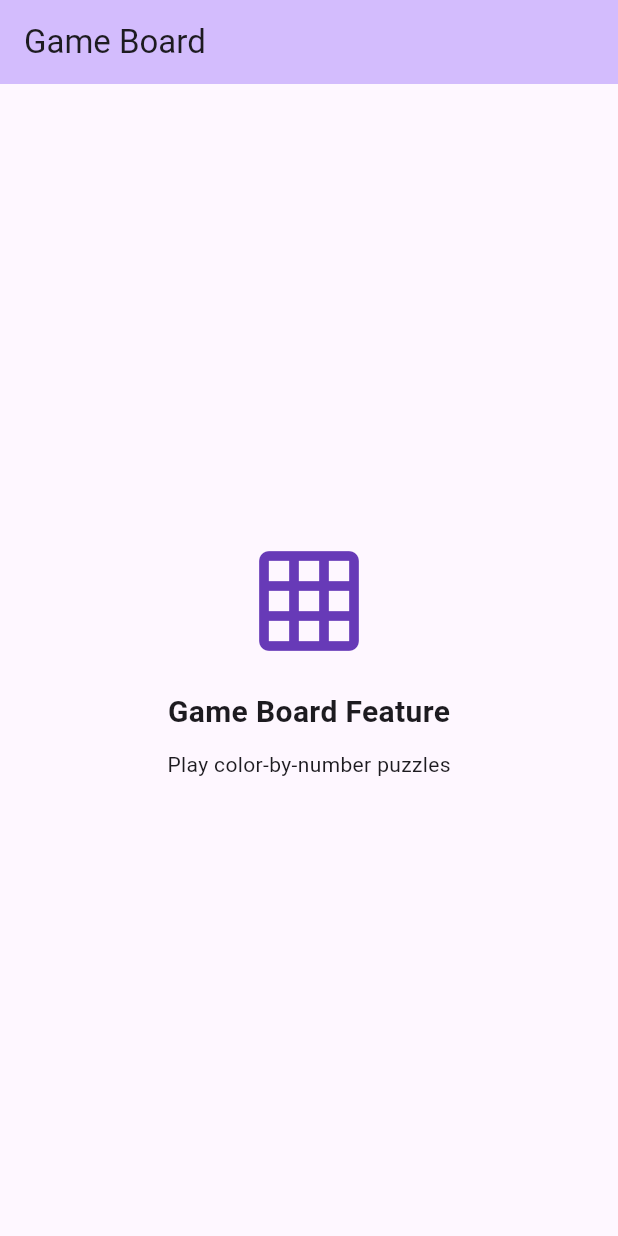
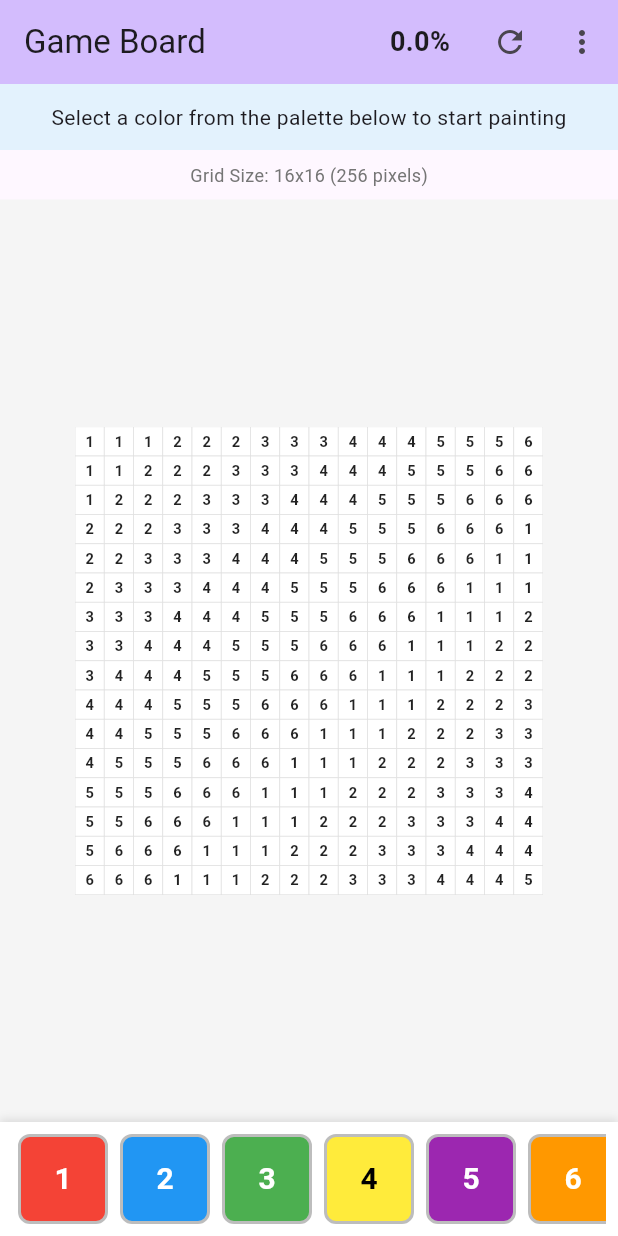
Before and after one commit to ConjureGanja/pixelart-color-by-number, a Flutter app: the GameBoardScreen screen opened by its route, on a phone screen of 412 x 824 dp. Run offline on Flutter 3.47's test engine with Material 3 defaults, Android fonts, the phone set to English and light mode, and no system bars; our stand-ins replace flutter_riverpod, go_router, hive_flutter; accounts and stored records are empty.

Commit message:
Implement game_board feature with CustomPainter for high-performance rendering
Co-authored-by: ConjureGanja <65173664+ConjureGanja@users.noreply.github.com>

```diff
--- a/lib/main.dart
+++ b/lib/main.dart
@@ -2,6 +2,7 @@ import 'package:flutter/material.dart';
 import 'package:flutter_riverpod/flutter_riverpod.dart';
 import 'package:go_router/go_router.dart';
 import 'package:hive_flutter/hive_flutter.dart';
+import 'src/features/game_board/game_board.dart';
 
 void main() async {
   WidgetsFlutterBinding.ensureInitialized();
@@ -155,38 +156,7 @@ class AiGenerationScreen extends StatelessWidget {
   }
 }
 
-class GameBoardScreen extends StatelessWidget {
-  const GameBoardScreen({super.key});
-
-  @override
-  Widget build(BuildContext context) {
-    return Scaffold(
-      appBar: AppBar(
-        title: const Text('Game Board'),
-        backgroundColor: Theme.of(context).colorScheme.inversePrimary,
-      ),
-      body: const Center(
-        child: Column(
-          mainAxisAlignment: MainAxisAlignment.center,
-          children: [
-            Icon(
-              Icons.grid_on,
-              size: 80,
-              color: Colors.deepPurple,
-            ),
-            SizedBox(height: 20),
-            Text(
-              'Game Board Feature',
-              style: TextStyle(fontSize: 20, fontWeight: FontWeight.bold),
-            ),
-            SizedBox(height: 10),
-            Text('Play color-by-number puzzles'),
-          ],
-        ),
-      ),
-    );
-  }
-}
+// GameBoardScreen is now imported from game_board feature
 
 class GalleryScreen extends StatelessWidget {
   const GalleryScreen({super.key});
--- /dev/null
+++ b/lib/src/features/game_board/models/pixel_art_data.dart
@@ -0,0 +1,109 @@
+import 'package:flutter/material.dart';
+
+/// Data model for pixel art color-by-number puzzle
+/// Optimized for performance with large grids (up to 256x256)
+class PixelArtData {
+  /// Width of the pixel grid
+  final int width;
+
+  /// Height of the pixel grid
+  final int height;
+
+  /// Target color for each pixel (the solution)
+  /// Index: y * width + x
+  final List<Color> pixelColors;
+
+  /// Current colors filled in by the user
+  /// Index: y * width + x
+  /// null means unfilled
+  final List<Color?> currentColors;
+
+  /// Map of color to number label (e.g., Color -> 1, 2, 3, etc.)
+  final Map<Color, int> colorToNumber;
+
+  PixelArtData({
+    required this.width,
+    required this.height,
+    required this.pixelColors,
+    required this.currentColors,
+    required this.colorToNumber,
+  }) : assert(pixelColors.length == width * height,
+            'pixelColors length must equal width * height'),
+       assert(currentColors.length == width * height,
+            'currentColors length must equal width * height');
+
+  /// Create empty pixel art data
+  factory PixelArtData.empty(int width, int height) {
+    return PixelArtData(
+      width: width,
+      height: height,
+      pixelColors: List.filled(width * height, Colors.white),
+      currentColors: List.filled(width * height, null),
+      colorToNumber: {},
+    );
+  }
+
+  /// Get the index for a given x, y coordinate
+  int getIndex(int x, int y) => y * width + x;
+
+  /// Get the target color at x, y
+  Color getTargetColor(int x, int y) => pixelColors[getIndex(x, y)];
+
+  /// Get the current color at x, y (null if unfilled)
+  Color? getCurrentColor(int x, int y) => currentColors[getIndex(x, y)];
+
+  /// Check if pixel at x, y is filled
+  bool isPixelFilled(int x, int y) => currentColors[getIndex(x, y)] != null;
+
+  /// Check if pixel at x, y is correctly colored
+  bool isPixelCorrect(int x, int y) {
+    final current = currentColors[getIndex(x, y)];
+    if (current == null) return false;
+    return current.value == pixelColors[getIndex(x, y)].value;
+  }
+
+  /// Get the number label for a color
+  int? getNumberForColor(Color color) => colorToNumber[color];
+
+  /// Fill a pixel with a color
+  PixelArtData fillPixel(int x, int y, Color color) {
+    final newCurrentColors = List<Color?>.from(currentColors);
+    newCurrentColors[getIndex(x, y)] = color;
+    return copyWith(currentColors: newCurrentColors);
+  }
+
+  /// Calculate completion percentage
+  double get completionPercentage {
+    int correctCount = 0;
+    for (int i = 0; i < pixelColors.length; i++) {
+      if (currentColors[i] != null &&
+          currentColors[i]!.value == pixelColors[i].value) {
+        correctCount++;
+      }
+    }
+    return correctCount / pixelColors.length;
+  }
+
+  /// Check if puzzle is complete
+  bool get isComplete => completionPercentage == 1.0;
+
+  /// Get all unique colors in the palette
+  Set<Color> get uniqueColors => colorToNumber.keys.toSet();
+
+  /// Create a copy with updated fields
+  PixelArtData copyWith({
+    int? width,
+    int? height,
+    List<Color>? pixelColors,
+    List<Color?>? currentColors,
+    Map<Color, int>? colorToNumber,
+  }) {
+    return PixelArtData(
+      width: width ?? this.width,
+      height: height ?? this.height,
+      pixelColors: pixelColors ?? this.pixelColors,
+      currentColors: currentColors ?? this.currentColors,
+      colorToNumber: colorToNumber ?? this.colorToNumber,
+    );
+  }
+}
--- /dev/null
+++ b/lib/src/features/game_board/providers/game_state_provider.dart
@@ -0,0 +1,106 @@
+import 'package:flutter/material.dart';
+import 'package:flutter_riverpod/flutter_riverpod.dart';
+import '../models/pixel_art_data.dart';
+
+/// Provider for managing the current pixel art game state
+final pixelArtDataProvider =
+    StateNotifierProvider<PixelArtDataNotifier, PixelArtData>((ref) {
+  return PixelArtDataNotifier();
+});
+
+/// StateNotifier for managing pixel art data
+class PixelArtDataNotifier extends StateNotifier<PixelArtData> {
+  PixelArtDataNotifier() : super(_createSampleData());
+
+  /// Create sample data for testing (can be replaced with actual puzzle data)
+  static PixelArtData _createSampleData() {
+    // Create a simple 16x16 grid for testing
+    // In production, this would load from a file or API
+    const size = 16;
+    final colors = [
+      Colors.red,
+      Colors.blue,
+      Colors.green,
+      Colors.yellow,
+      Colors.purple,
+      Colors.orange,
+    ];
+
+    final colorToNumber = {
+      for (int i = 0; i < colors.length; i++) colors[i]: i + 1,
+    };
+
+    // Create a simple pattern
+    final pixelColors = <Color>[];
+    for (int y = 0; y < size; y++) {
+      for (int x = 0; x < size; x++) {
+        // Create a simple pattern based on position
+        final colorIndex = ((x + y) ~/ 3) % colors.length;
+        pixelColors.add(colors[colorIndex]);
+      }
+    }
+
+    return PixelArtData(
+      width: size,
+      height: size,
+      pixelColors: pixelColors,
+      currentColors: List.filled(size * size, null),
+      colorToNumber: colorToNumber,
+    );
+  }
+
+  /// Load a large grid for testing performance (256x256)
+  void loadLargeGrid() {
+    const size = 256;
+    final colors = [
+      Colors.red,
+      Colors.blue,
+      Colors.green,
+      Colors.yellow,
+      Colors.purple,
+      Colors.orange,
+      Colors.pink,
+      Colors.teal,
+    ];
+
+    final colorToNumber = {
+      for (int i = 0; i < colors.length; i++) colors[i]: i + 1,
+    };
+
+    final pixelColors = <Color>[];
+    for (int y = 0; y < size; y++) {
+      for (int x = 0; x < size; x++) {
+        final colorIndex = ((x + y) ~/ 32) % colors.length;
+        pixelColors.add(colors[colorIndex]);
+      }
+    }
+
+    state = PixelArtData(
+      width: size,
+      height: size,
+      pixelColors: pixelColors,
+      currentColors: List.filled(size * size, null),
+      colorToNumber: colorToNumber,
+    );
+  }
+
+  /// Fill a pixel with the selected color
+  void fillPixel(int x, int y, Color color) {
+    state = state.fillPixel(x, y, color);
+  }
+
+  /// Clear all filled pixels
+  void clearAll() {
+    state = state.copyWith(
+      currentColors: List.filled(state.width * state.height, null),
+    );
+  }
+
+  /// Reset to a new puzzle
+  void loadNewPuzzle(PixelArtData data) {
+    state = data;
+  }
+}
+
+/// Provider for the currently selected color
+final selectedColorProvider = StateProvider<Color?>((ref) => null);
--- /dev/null
+++ b/lib/src/features/game_board/screens/game_board_screen.dart
@@ -0,0 +1,164 @@
+import 'package:flutter/material.dart';
+import 'package:flutter_riverpod/flutter_riverpod.dart';
+import '../providers/game_state_provider.dart';
+import '../widgets/pixel_board_widget.dart';
+import '../widgets/color_palette_widget.dart';
+
+/// Main game board screen with pixel art canvas and color palette
+class GameBoardScreen extends ConsumerWidget {
+  const GameBoardScreen({super.key});
+
+  @override
+  Widget build(BuildContext context, WidgetRef ref) {
+    final pixelData = ref.watch(pixelArtDataProvider);
+    final selectedColor = ref.watch(selectedColorProvider);
+    final completion = pixelData.completionPercentage;
+
+    return Scaffold(
+      appBar: AppBar(
+        title: const Text('Game Board'),
+        backgroundColor: Theme.of(context).colorScheme.inversePrimary,
+        actions: [
+          // Completion percentage
+          Center(
+            child: Padding(
+              padding: const EdgeInsets.symmetric(horizontal: 16.0),
+              child: Text(
+                '${(completion * 100).toStringAsFixed(1)}%',
+                style: const TextStyle(
+                  fontSize: 18,
+                  fontWeight: FontWeight.bold,
+                ),
+              ),
+            ),
+          ),
+          // Clear button
+          IconButton(
+            icon: const Icon(Icons.refresh),
+            tooltip: 'Clear all',
+            onPressed: () {
+              ref.read(pixelArtDataProvider.notifier).clearAll();
+            },
+          ),
+          // Test large grid button
+          PopupMenuButton<String>(
+            icon: const Icon(Icons.more_vert),
+            onSelected: (value) {
+              if (value == 'large') {
+                ref.read(pixelArtDataProvider.notifier).loadLargeGrid();
+              }
+            },
+            itemBuilder: (context) => [
+              const PopupMenuItem(
+                value: 'large',
+                child: Text('Load 256x256 Grid (Hard)'),
+              ),
+            ],
+          ),
+        ],
+      ),
+      body: Column(
+        children: [
+          // Progress indicator
+          if (completion > 0 && completion < 1)
+            LinearProgressIndicator(
+              value: completion,
+              backgroundColor: Colors.grey.shade200,
+              valueColor: const AlwaysStoppedAnimation<Color>(Colors.green),
+            ),
+          // Completion message
+          if (pixelData.isComplete)
+            Container(
+              width: double.infinity,
+              padding: const EdgeInsets.all(16.0),
+              color: Colors.green.shade100,
+              child: const Row(
+                mainAxisAlignment: MainAxisAlignment.center,
+                children: [
+                  Icon(Icons.celebration, color: Colors.green),
+                  SizedBox(width: 8),
+                  Text(
+                    'Puzzle Complete! 🎉',
+                    style: TextStyle(
+                      fontSize: 18,
+                      fontWeight: FontWeight.bold,
+                      color: Colors.green,
+                    ),
+                  ),
+                ],
+              ),
+            ),
+          // Instructions
+          if (selectedColor == null)
+            Container(
+              width: double.infinity,
+              padding: const EdgeInsets.all(12.0),
+              color: Colors.blue.shade50,
+              child: const Text(
+                'Select a color from the palette below to start painting',
+                textAlign: TextAlign.center,
+                style: TextStyle(fontSize: 14),
+              ),
+            ),
+          // Grid info
+          Padding(
+            padding: const EdgeInsets.all(8.0),
+            child: Text(
+              'Grid Size: ${pixelData.width}x${pixelData.height} (${pixelData.width * pixelData.height} pixels)',
+              style: TextStyle(
+                fontSize: 12,
+                color: Colors.grey.shade600,
+              ),
+            ),
+          ),
+          // Pixel board
+          Expanded(
+            child: Container(
+              color: Colors.grey.shade100,
+              child: Center(
+                child: PixelBoardWidget(
+                  pixelData: pixelData,
+                  selectedColor: selectedColor,
+                  onPixelTap: (x, y) {
+                    if (selectedColor != null) {
+                      ref
+                          .read(pixelArtDataProvider.notifier)
+                          .fillPixel(x, y, selectedColor);
+                    }
+                  },
+                  initialPixelSize: _calculatePixelSize(
+                    pixelData.width,
+                    pixelData.height,
+                    MediaQuery.of(context).size,
+                  ),
+                ),
+              ),
+            ),
+          ),
+          // Color palette
+          ColorPaletteWidget(
+            colorToNumber: pixelData.colorToNumber,
+            selectedColor: selectedColor,
+            onColorSelected: (color) {
+              ref.read(selectedColorProvider.notifier).state = color;
+            },
+          ),
+        ],
+      ),
+    );
+  }
+
+  /// Calculate appropriate pixel size based on screen size
+  double _calculatePixelSize(int width, int height, Size screenSize) {
+    final availableWidth = screenSize.width - 100;
+    final availableHeight = screenSize.height - 300;
+
+    final pixelSizeByWidth = availableWidth / width;
+    final pixelSizeByHeight = availableHeight / height;
+
+    return (pixelSizeByWidth < pixelSizeByHeight
+            ? pixelSizeByWidth
+            : pixelSizeByHeight)
+        .clamp(10.0, 40.0);
+  }
+}
--- /dev/null
+++ b/lib/src/features/game_board/widgets/color_palette_widget.dart
@@ -0,0 +1,111 @@
+import 'package:flutter/material.dart';
+
+/// Color palette widget for selecting colors to paint with
+class ColorPaletteWidget extends StatelessWidget {
+  final Map<Color, int> colorToNumber;
+  final Color? selectedColor;
+  final Function(Color) onColorSelected;
+
+  const ColorPaletteWidget({
+    super.key,
+    required this.colorToNumber,
+    required this.selectedColor,
+    required this.onColorSelected,
+  });
+
+  @override
+  Widget build(BuildContext context) {
+    final colors = colorToNumber.keys.toList()
+      ..sort((a, b) => colorToNumber[a]!.compareTo(colorToNumber[b]!));
+
+    return Container(
+      padding: const EdgeInsets.all(8.0),
+      decoration: BoxDecoration(
+        color: Colors.white,
+        boxShadow: [
+          BoxShadow(
+            color: Colors.black.withOpacity(0.1),
+            blurRadius: 4,
+            offset: const Offset(0, -2),
+          ),
+        ],
+      ),
+      child: SingleChildScrollView(
+        scrollDirection: Axis.horizontal,
+        child: Row(
+          children: colors.map((color) {
+            final number = colorToNumber[color]!;
+            final isSelected = selectedColor?.value == color.value;
+
+            return Padding(
+              padding: const EdgeInsets.symmetric(horizontal: 4.0),
+              child: _ColorButton(
+                color: color,
+                number: number,
+                isSelected: isSelected,
+                onTap: () => onColorSelected(color),
+              ),
+            );
+          }).toList(),
+        ),
+      ),
+    );
+  }
+}
+
+class _ColorButton extends StatelessWidget {
+  final Color color;
+  final int number;
+  final bool isSelected;
+  final VoidCallback onTap;
+
+  const _ColorButton({
+    required this.color,
+    required this.number,
+    required this.isSelected,
+    required this.onTap,
+  });
+
+  @override
+  Widget build(BuildContext context) {
+    return GestureDetector(
+      onTap: onTap,
+      child: Container(
+        width: 60,
+        height: 60,
+        decoration: BoxDecoration(
+          color: color,
+          borderRadius: BorderRadius.circular(8),
+          border: Border.all(
+            color: isSelected ? Colors.deepPurple : Colors.grey.shade400,
+            width: isSelected ? 3 : 2,
+          ),
+          boxShadow: isSelected
+              ? [
+                  BoxShadow(
+                    color: Colors.deepPurple.withOpacity(0.5),
+                    blurRadius: 8,
+                    spreadRadius: 2,
+                  ),
+                ]
+              : null,
+        ),
+        child: Center(
+          child: Text(
+            number.toString(),
+            style: TextStyle(
+              color: _getContrastColor(color),
+              fontSize: 20,
+              fontWeight: FontWeight.bold,
+            ),
+          ),
+        ),
+      ),
+    );
+  }
+
+  Color _getContrastColor(Color backgroundColor) {
+    final luminance = backgroundColor.computeLuminance();
+    return luminance > 0.5 ? Colors.black : Colors.white;
+  }
+}
--- /dev/null
+++ b/lib/src/features/game_board/widgets/pixel_board_widget.dart
@@ -0,0 +1,81 @@
+import 'package:flutter/material.dart';
+import '../models/pixel_art_data.dart';
+import 'pixel_board_painter.dart';
+
+/// Interactive pixel board widget with zoom and pan support
+/// Wraps the CustomPainter in an InteractiveViewer for performance
+class PixelBoardWidget extends StatefulWidget {
+  final PixelArtData pixelData;
+  final Color? selectedColor;
+  final Function(int x, int y)? onPixelTap;
+  final double initialPixelSize;
+
+  const PixelBoardWidget({
+    super.key,
+    required this.pixelData,
+    this.selectedColor,
+    this.onPixelTap,
+    this.initialPixelSize = 20.0,
+  });
+
+  @override
+  State<PixelBoardWidget> createState() => _PixelBoardWidgetState();
+}
+
+class _PixelBoardWidgetState extends State<PixelBoardWidget> {
+  final TransformationController _transformationController =
+      TransformationController();
+  double _currentScale = 1.0;
+
+  @override
+  void dispose() {
+    _transformationController.dispose();
+    super.dispose();
+  }
+
+  @override
+  Widget build(BuildContext context) {
+    final boardWidth = widget.pixelData.width * widget.initialPixelSize;
+    final boardHeight = widget.pixelData.height * widget.initialPixelSize;
+
+    return InteractiveViewer(
+      transformationController: _transformationController,
+      minScale: 0.5,
+      maxScale: 10.0,
+      boundaryMargin: const EdgeInsets.all(100),
+      onInteractionUpdate: (details) {
+        setState(() {
+          _currentScale = _transformationController.value.getMaxScaleOnAxis();
+        });
+      },
+      child: GestureDetector(
+        onTapDown: (details) {
+          if (widget.onPixelTap != null && widget.selectedColor != null) {
+            _handleTap(details.localPosition);
+          }
+        },
+        child: CustomPaint(
+          size: Size(boardWidth, boardHeight),
+          painter: PixelBoardPainter(
+            pixelData: widget.pixelData,
+            pixelSize: widget.initialPixelSize,
+            showNumbers: true,
+            showGrid: _currentScale > 0.7,
+          ),
+        ),
+      ),
+    );
+  }
+
+  void _handleTap(Offset localPosition) {
+    final x = (localPosition.dx / widget.initialPixelSize).floor();
+    final y = (localPosition.dy / widget.initialPixelSize).floor();
+
+    if (x >= 0 &&
+        x < widget.pixelData.width &&
+        y >= 0 &&
+        y < widget.pixelData.height) {
+      widget.onPixelTap?.call(x, y);
+    }
+  }
+}
```
Also changed, not shown: lib/src/features/game_board/game_board.dart (added, +13 -0 lines), lib/src/features/game_board/widgets/pixel_board_painter.dart (added, +102 -0 lines).
